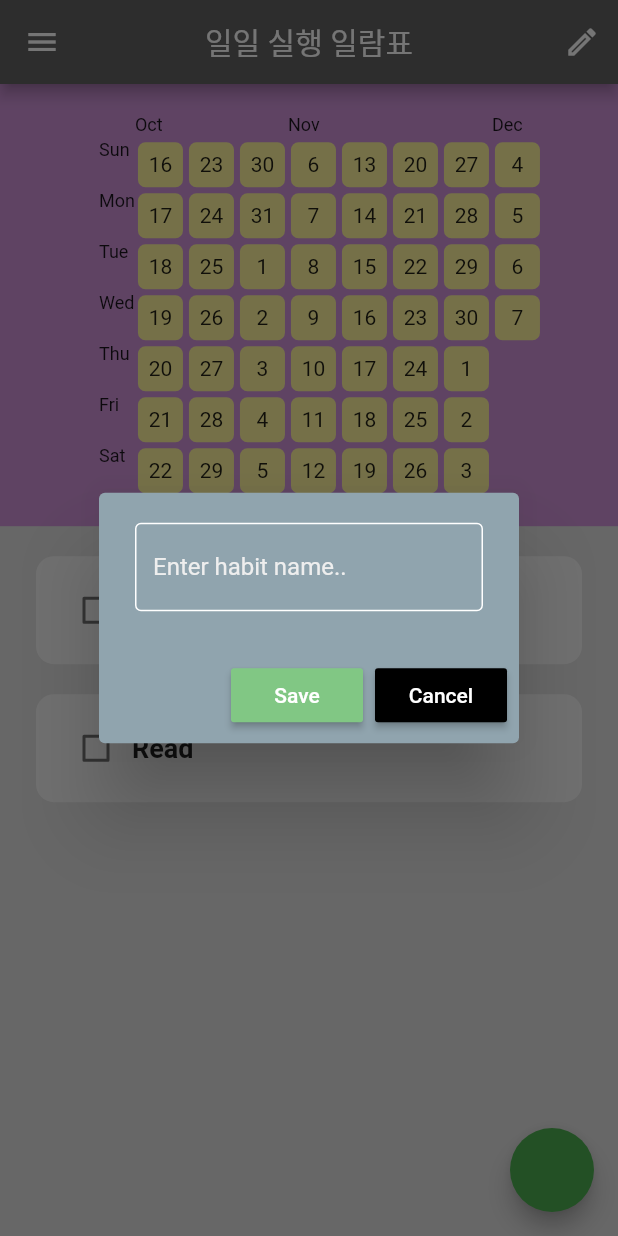
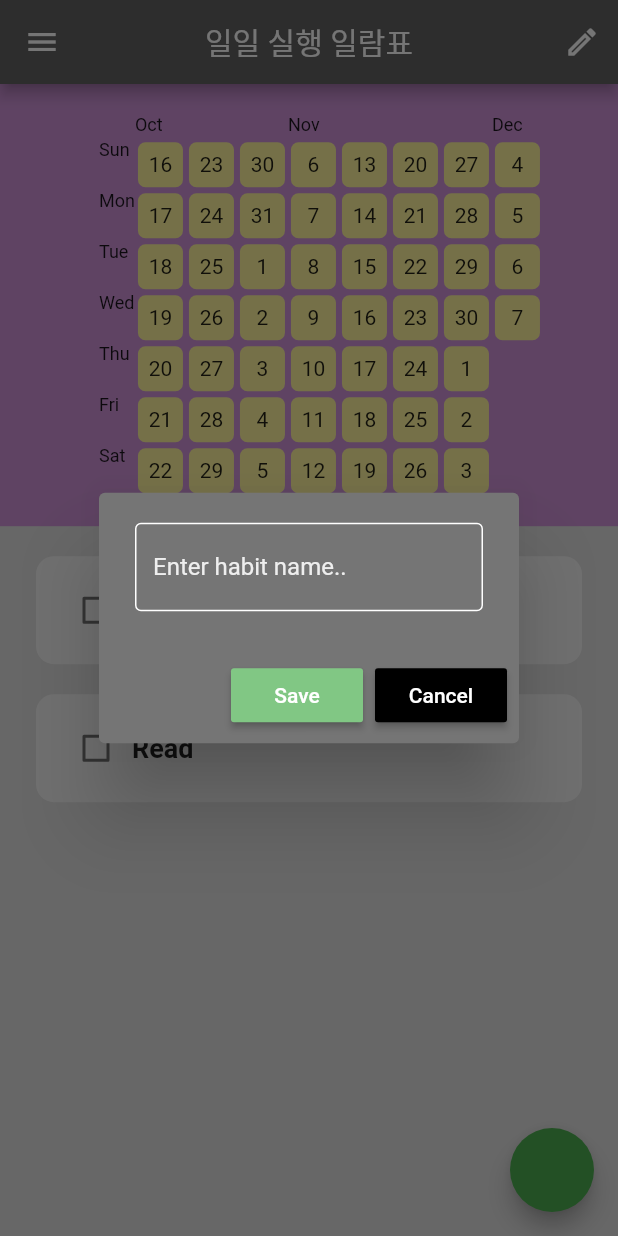
Before and after one commit to paxFortuna/Habit-Tracker-Hive, a Flutter app: the screen it shows after launch, after a tap on the "edit" icon, on a phone screen of 412 x 824 dp. Run offline on Flutter 3.47's test engine with Material 2 defaults, Android fonts, the phone set to English and light mode, and no system bars; drawn by our look-alikes of flutter_heatmap_calendar, flutter_slidable; our stand-ins replace hive_flutter; accounts and stored records are empty.

Commit message:
feat: color

```diff
--- a/lib/components/my_alert_box.dart
+++ b/lib/components/my_alert_box.dart
@@ -17,7 +17,7 @@ class MyAlertBox extends StatelessWidget {
   @override
   Widget build(BuildContext context) {
     return AlertDialog(
-      backgroundColor: Colors.blueGrey[300],
+      backgroundColor: Colors.grey[600],
       content: TextField(
         controller: controller,
         style: const TextStyle(color: Color.fromRGBO(255, 255, 255, 1)),
```
